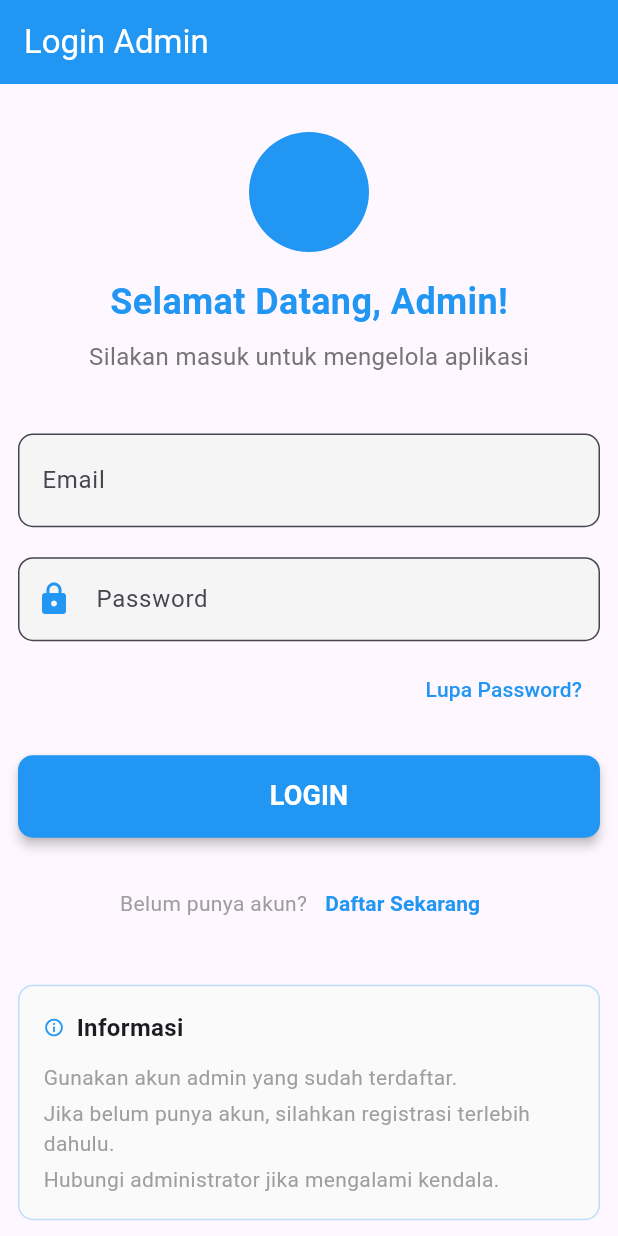
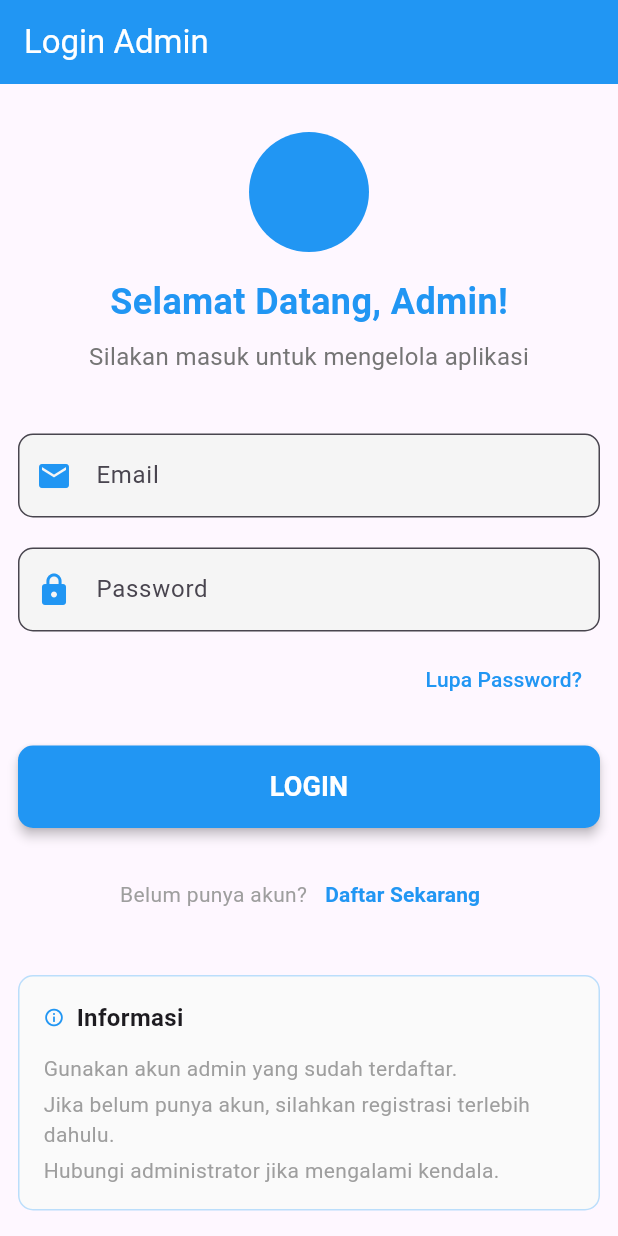
Before and after one commit to cocoleghari/absensi_frontend_flutter, a Flutter app: the screen it shows after launch, on a phone screen of 412 x 824 dp. Run offline on Flutter 3.47's test engine with Material 3 defaults, Android fonts, the phone set to English and light mode, and no system bars; our stand-ins replace get, get_storage, google_maps_flutter; Roboto replaces fonts that are missing (Poppins).

Commit message:
kamis siang

```diff
--- a/lib/controllers/auth_controller.dart
+++ b/lib/controllers/auth_controller.dart
@@ -129,7 +129,7 @@ class AuthController extends GetxController {
         if (isAdmin) {
           Get.offAllNamed('/admin');
         } else {
-          Get.offAllNamed('/user');
+          Get.offAllNamed('/users');
         }
       } else {
         String errorMessage = data['message'] ?? 'Login gagal';
--- a/lib/controllers/lokasi_controller.dart
+++ b/lib/controllers/lokasi_controller.dart
@@ -8,7 +8,7 @@ import 'auth_controller.dart';
 class LokasiController extends GetxController {
   final auth = Get.find<AuthController>();
   // final String baseUrl = 'http://192.168.95.243:8000/api';
-  final String baseUrl = 'http://192.168.137.1:8000/api';
+  final String baseUrl = 'http://10.0.2.2:8000/api';
   var lokasis = <LokasiModel>[].obs;
   var users = <Map<String, dynamic>>[].obs;
   var pusatLokasis = <Map<String, dynamic>>[].obs;
--- a/lib/main.dart
+++ b/lib/main.dart
@@ -1,3 +1,6 @@
+import 'package:absensi_frontend_flutter/bindings/lokasi_binding.dart';
+import 'package:absensi_frontend_flutter/pages/admin/lokasi_page/lokasi_page.dart';
+import 'package:absensi_frontend_flutter/pages/user/user_page/user_page.dart';
 import 'package:flutter/material.dart';
 import 'package:get/get.dart';
 import 'package:get_storage/get_storage.dart';
@@ -27,7 +30,18 @@ class MyApp extends StatelessWidget {
       getPages: [
         GetPage(name: '/login', page: () => const LoginPage()),
         GetPage(name: '/register', page: () => const RegisterPage()),
+        // ini routing untuk admin
         GetPage(name: '/admin', page: () => const ListAkunPage()),
+        GetPage(
+          name: '/admin/lokasi',
+          page: () => const LokasiPage(),
+          binding: LokasiBinding(),
+        ),
+        GetPage(
+          name: '/users',
+          page: () => const UserPage(),
+          binding: LokasiBinding(),
+        ),
       ],
     );
   }
--- a/lib/pages/admin/master_drawer.dart
+++ b/lib/pages/admin/master_drawer.dart
@@ -1,7 +1,7 @@
 import 'package:flutter/material.dart';
 import 'package:get/get.dart';
 import '../../controllers/auth_controller.dart';
-import 'riwayatSemuaUserPage/riwayat_semua_user_page.dart';
+// import 'riwayatSemuaUserPage/riwayat_semua_user_page.dart';
 
 class MasterDrawer extends StatelessWidget {
   final String currentPage;
@@ -221,7 +221,7 @@ class MasterDrawer extends StatelessWidget {
         onTap: () {
           Get.back();
           if (!isSelected) {
-            Get.to(() => const RiwayatSemuaUserPage());
+            // Get.to(() => const RiwayatSemuaUserPage());
           }
         },
         shape: RoundedRectangleBorder(borderRadius: BorderRadius.circular(12)),
--- a/lib/pages/auth/login_page.dart
+++ b/lib/pages/auth/login_page.dart
@@ -96,10 +96,13 @@ class _LoginPageState extends State<LoginPage> {
                         decoration: InputDecoration(
                           labelText: 'Email',
                           hintText: 'contoh@email.com',
-                          border: const OutlineInputBorder(
+                          border: OutlineInputBorder(
                             borderRadius: BorderRadius.all(Radius.circular(10)),
                           ),
-                          prefix: const Icon(Icons.email, color: Colors.blue),
+                          prefixIcon: const Icon(
+                            Icons.email,
+                            color: Colors.blue,
+                          ),
                           errorText: emailError.value.isEmpty
                               ? null
                               : emailError.value,
```
Also changed, not shown: lib/bindings/lokasi_binding.dart (+5 -6 lines), lib/controllers/user_controller.dart (+3 -10 lines), lib/pages/admin/lokasi_page/widget/lokasi_entry_item.dart (+56 -56 lines), lib/pages/admin/lokasi_page/widget/lokasi_table_widget.dart (+23 -23 lines).
